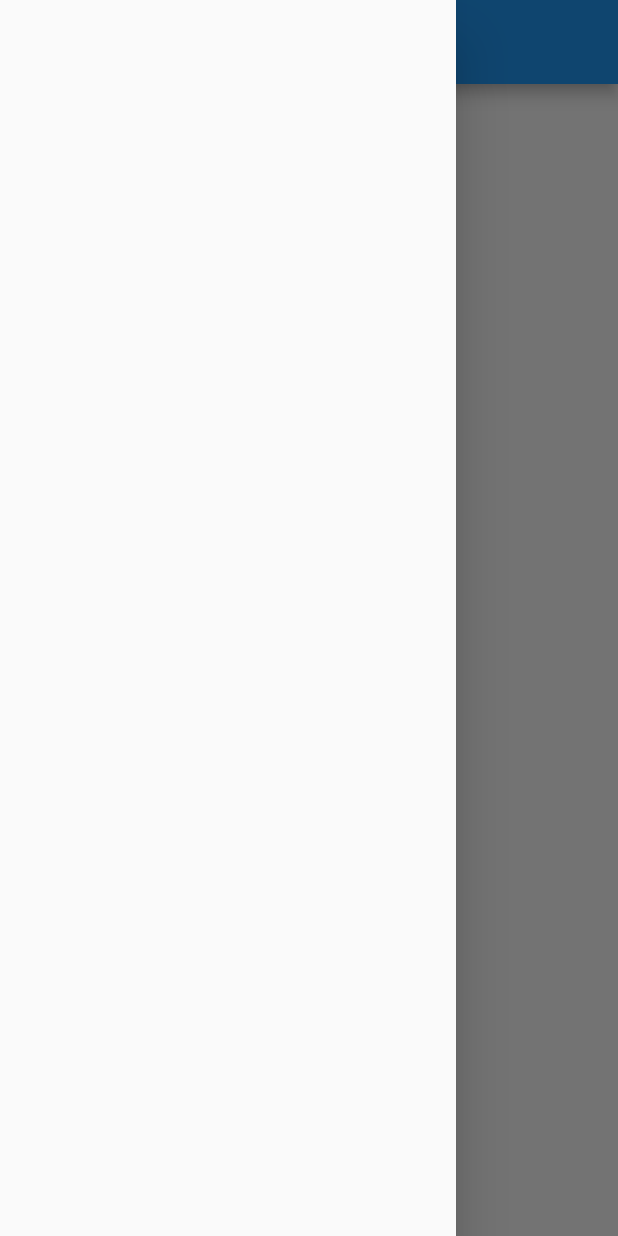
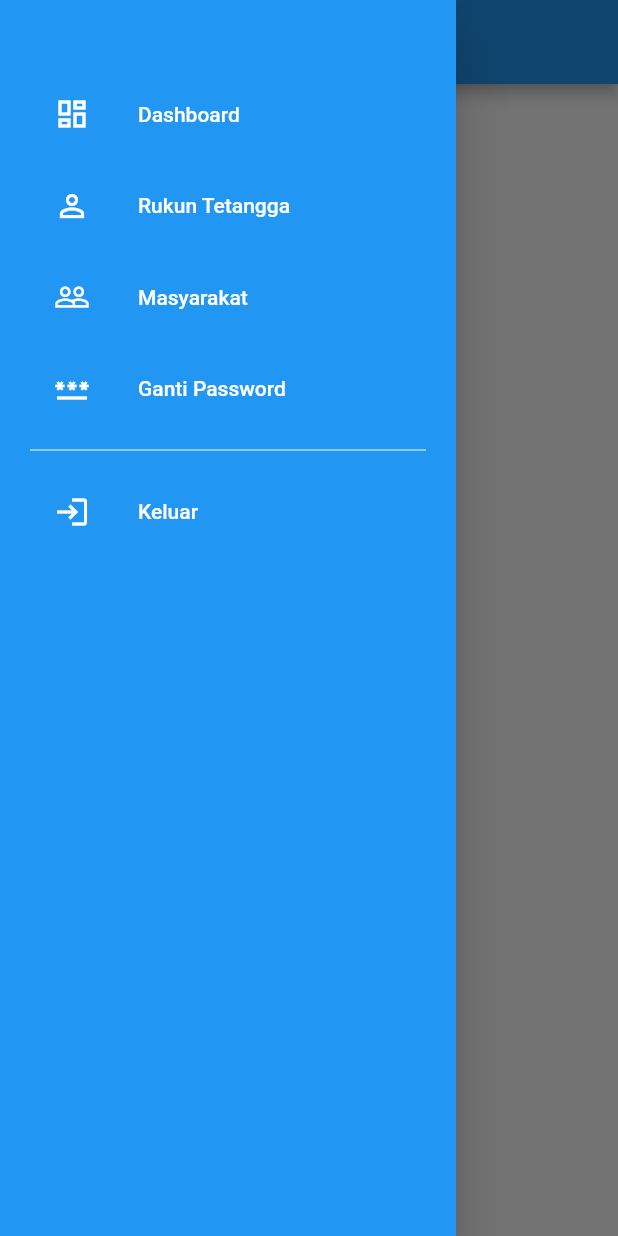
Before and after one commit to aldiariq/PendataanWargaKurangMampuApp, a Flutter app: the HalamanDashboard screen opened directly, with the side drawer open, on a phone screen of 412 x 824 dp. Run offline on Flutter 3.47's test engine with Material 2 defaults, Android fonts, the phone set to English and light mode, and no system bars; our stand-ins replace bloc, flutter_bloc, shared_preferences, toast; accounts and stored records are empty; statements that could not run were skipped.

Commit message:
finish nav drawer menu & fix get sharedpref data

```diff
--- a/lib/presentation/halaman_dashboard.dart
+++ b/lib/presentation/halaman_dashboard.dart
@@ -1,18 +1,117 @@
+import 'package:apppendataanwargakurangmampu/constants/strings.dart';
+import 'package:apppendataanwargakurangmampu/utils/Sharedpref.dart';
 import 'package:flutter/material.dart';
+import 'package:toast/toast.dart';
 
 class HalamanDashboard extends StatelessWidget {
+
+  Sharedpref sharedpref = Sharedpref();
 
   @override
   Widget build(BuildContext context) {
     return Scaffold(
-      drawer: _navDrawer(),
+      drawer: _navDrawer(context),
       appBar: AppBar(
         title: Text("Dashboard"),
       ),
     );
   }
 
-  Widget _navDrawer(){
-    return Drawer();
+  Widget _navDrawer(context){
+    return Drawer(
+      child: Material(
+        color: Colors.blue,
+        child: Padding(
+          padding: const EdgeInsets.symmetric(horizontal: 20),
+          child: ListView(
+            children: <Widget>[
+              widgetJarak(48),
+              menuItem("Dashboard", Icons.dashboard_outlined, () => alihkanHalaman(context, 0)),
+              widgetJarak(5),
+              menuItem("Rukun Tetangga", Icons.person_outline, () => alihkanHalaman(context, 1)),
+              widgetJarak(5),
+              menuItem("Masyarakat", Icons.people_outline, () => alihkanHalaman(context, 2)),
+              widgetJarak(5),
+              menuItem("Ganti Password", Icons.password_outlined, () => alihkanHalaman(context, 3)),
+              widgetJarak(5),
+              Divider(color: Colors.white),
+              widgetJarak(5),
+              menuItem("Keluar", Icons.login_outlined, () => alihkanHalaman(context, 4)),
+            ],
+          ),
+        ),
+      ),
+    );
   }
+
+  Widget widgetJarak(double jarak){
+    return SizedBox(
+      height: jarak,
+    );
+  }
+
+  Widget menuItem(String menu, IconData menuicon, VoidCallback callbackMenu){
+    final warnamenuicon = Colors.white;
+    return ListTile(
+      leading: Icon(menuicon, color: warnamenuicon),
+      title: Text(menu, style: TextStyle(color: warnamenuicon)),
+      onTap: callbackMenu,
+    );
+  }
+
+  void alihkanHalaman(BuildContext context, int kodeMenu) {
+    switch(kodeMenu){
+      case 0:
+        _widgetToast(context, "Halaman Dashboard");
+        Navigator.pushReplacementNamed(context, HALAMAN_DASHBOARD);
+        break;
+      case 1:
+        _widgetToast(context, "Halaman Rukun Tetangga");
+        Navigator.pushReplacementNamed(context, HALAMAN_DASHBOARD);
+        break;
+      case 2:
+        _widgetToast(context, "Halaman Masyarakat");
+        Navigator.pushReplacementNamed(context, HALAMAN_DASHBOARD);
+        break;
+      case 3:
+        _widgetToast(context, "Halaman Ganti Password");
+        Navigator.pushReplacementNamed(context, HALAMAN_DASHBOARD);
+        break;
+      case 4:
+        _showDialog(context);
+        break;
+    }
+  }
+
+  Widget _widgetToast(context, String kata){
+    FocusManager.instance.primaryFocus.unfocus();
+    Toast.show(kata, context, duration: Toast.LENGTH_SHORT, backgroundColor: Colors.white, textColor: Colors.black, gravity: Toast.BOTTOM);
+  }
+
+  void _showDialog(context) {
+    showDialog(
+      context: context,
+      builder: (BuildContext context) {
+        return AlertDialog(
+          title: const Text('Konfirmasi Keluar'),
+          content: const Text('Apakah Ingin Keluar Aplikasi?'),
+          actions: <Widget>[
+            TextButton(
+              onPressed: () => Navigator.pop(context, 'Tidak'),
+              child: const Text('Tidak'),
+            ),
+            TextButton(
+              onPressed: (){
+                sharedpref.clearDatalogin();
+                _widgetToast(context, "Berhasil Keluar");
+                Navigator.pushReplacementNamed(context, HALAMAN_MASUK);
+              },
+              child: const Text('Ya'),
+            ),
+          ],
+        );
+      },
+    );
+  }
+
 }
--- a/lib/presentation/halaman_masuk.dart
+++ b/lib/presentation/halaman_masuk.dart
@@ -15,8 +15,7 @@ class HalamanMasuk extends StatelessWidget {
   @override
   Widget build(BuildContext context) {
     sharedpref.getDatalogin().then((dataLoginsharedpred){
-      print(dataLoginsharedpred.token);
-      if(dataLoginsharedpred.status){
+      if(dataLoginsharedpred != null && dataLoginsharedpred.status){
         _widgetToast(context, "Selamat Datang, " + dataLoginsharedpred.admin.name);
         Navigator.pushReplacementNamed(context, HALAMAN_DASHBOARD);
       }
```
Also changed, not shown: lib/utils/Sharedpref.dart (+7 -3 lines).
